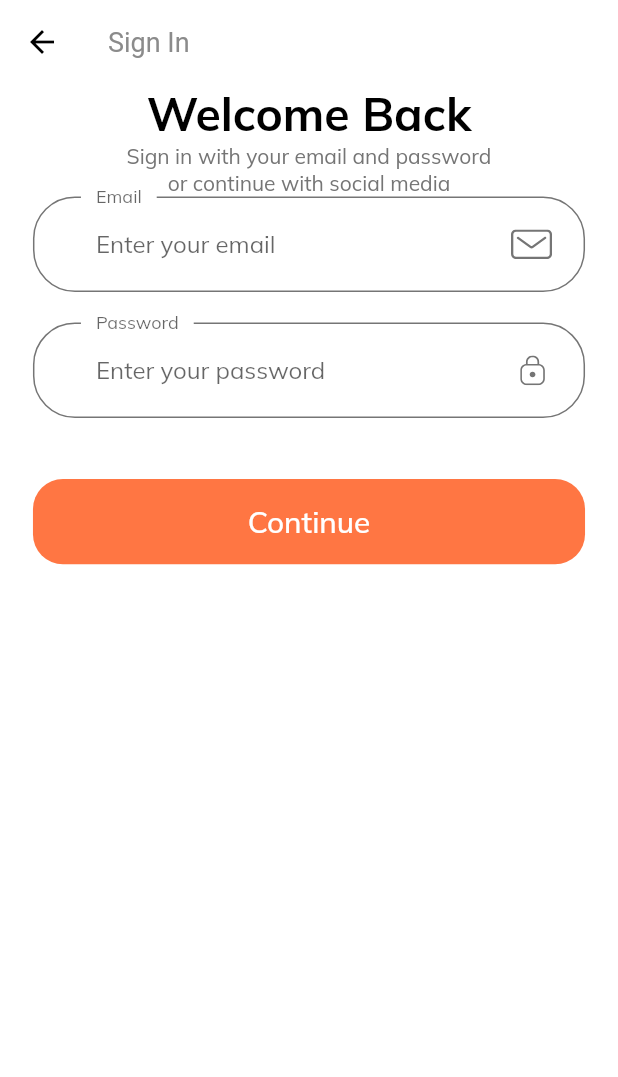
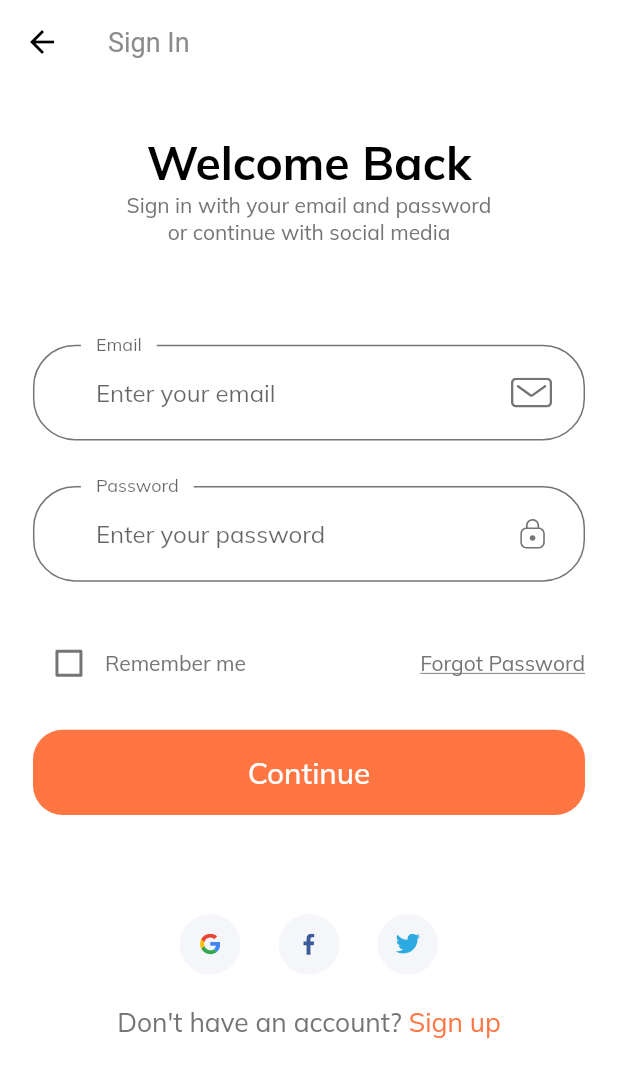
Before and after one commit to jplozada/E-commerce, a Flutter app: the screen it shows after launch, after a tap on "Continue", on a phone screen of 412 x 824 dp. Shown: the top 1077 px of the screen. Run offline on Flutter 3.47's test engine with Material 2 defaults, Android fonts, the phone set to English and light mode, and no system bars; our stand-ins replace flutter_svg.

Commit message:
Sign in screen: social icons, sign up link

```diff
--- /dev/null
+++ b/lib/components/social_card.dart
@@ -0,0 +1,30 @@
+import 'package:flutter/material.dart';
+import 'package:flutter_svg/svg.dart';
+import '../size_config.dart';
+
+class SocialCard extends StatelessWidget {
+  const SocialCard({
+    Key key,
+    this.icon,
+    this.press,
+  }) : super(key: key);
+
+  final String icon;
+  final Function press;
+
+  @override
+  Widget build(BuildContext context) {
+    return GestureDetector(
+        onTap: press,
+        child: Container(
+          margin:
+              EdgeInsets.symmetric(horizontal: getProportionateScreenWidth(10)),
+          padding: EdgeInsets.all(getProportionateScreenWidth(12)),
+          height: getProportionateScreenHeight(40),
+          width: getProportionateScreenWidth(40),
+          decoration:
+              BoxDecoration(color: Color(0xFFF5F6F9), shape: BoxShape.circle),
+          child: SvgPicture.asset(icon),
+        ));
+  }
+}
--- a/lib/screens/sign_in/components/body.dart
+++ b/lib/screens/sign_in/components/body.dart
@@ -1,6 +1,8 @@
 import 'package:e_commerce_app/components/default_button.dart';
 import 'package:e_commerce_app/components/form_error.dart';
+import 'package:e_commerce_app/components/social_card.dart';
 import 'package:e_commerce_app/constants.dart';
+import 'package:e_commerce_app/screens/sign_in/components/sign_form.dart';
 import 'package:e_commerce_app/size_config.dart';
 import 'package:flutter/material.dart';
 import 'package:flutter_svg/flutter_svg.dart';
@@ -15,8 +17,10 @@ class Body extends StatelessWidget {
             child: Padding(
                 padding: EdgeInsets.symmetric(
                     horizontal: getProportionateScreenWidth(20)),
-                child: Column(
+                child: SingleChildScrollView(
+                    child: Column(
                   children: [
+                    SizedBox(height: SizeConfig.screenHeight * 0.04),
                     Text(
                       "Welcome Back",
                       style: TextStyle(
@@ -28,118 +32,40 @@ class Body extends StatelessWidget {
                       "Sign in with your email and password  \nor continue with social media",
                       textAlign: TextAlign.center,
                     ),
-                    SignForm()
+                    SizedBox(height: SizeConfig.screenHeight * 0.08),
+                    SignForm(),
+                    SizedBox(height: SizeConfig.screenHeight * 0.08),
+                    Row(
+                      mainAxisAlignment: MainAxisAlignment.center,
+                      children: [
+                        SocialCard(
+                          icon: "assets/icons/google-icon.svg",
+                          press: () {},
+                        ),
+                        SocialCard(
+                          icon: "assets/icons/facebook-2.svg",
+                          press: () {},
+                        ),
+                        SocialCard(
+                          icon: "assets/icons/twitter.svg",
+                          press: () {},
+                        )
+                      ],
+                    ),
+                    SizedBox(height: getProportionateScreenHeight(20)),
+                    Row(
+                      mainAxisAlignment: MainAxisAlignment.center,
+                      children: [
+                        Text("Don't have an account? ",
+                            style: TextStyle(
+                                fontSize: getProportionateScreenWidth(16))),
+                        Text("Sign up",
+                            style: TextStyle(
+                                fontSize: getProportionateScreenWidth(16),
+                                color: kPrimaryColor))
+                      ],
+                    )
                   ],
-                ))));
+                )))));
   }
 }
-
-class SignForm extends StatefulWidget {
-  @override
-  _SignFormState createState() => _SignFormState();
-}
-
-class _SignFormState extends State<SignForm> {
-  final _formKey = GlobalKey<FormState>();
-  String email;
-  String password;
-  final List<String> errors = [];
-  @override
-  Widget build(BuildContext context) {
-    return Form(
-        key: _formKey,
-        child: Column(
-          children: [
-            buildEmailFormField(),
-            SizedBox(height: getProportionateScreenHeight(20)),
-            buildPasswordFormField(),
-            SizedBox(height: getProportionateScreenHeight(20)),
-            FormError(errors: errors),
-            SizedBox(height: getProportionateScreenHeight(20)),
-            DefaultButton(
-                text: "Continue",
-                press: () {
-                  if (_formKey.currentState.validate()) {
-                    _formKey.currentState.save();
-                  }
-                }),
-          ],
-        ));
-  }
-
-    TextFormField buildPasswordFormField() {
-    return TextFormField(
-      obscureText: true,
-      onSaved: (newValue) => password = newValue,
-      onChanged: (value) {
-        if (value.isNotEmpty && errors.contains(kPassNullError)) {
-          setState(() {
-            errors.remove(kPassNullError);
-          });
-        } else if (value.length >= 8 &&
-            errors.contains(kShortPassError)) {
-          setState(() {
-            errors.remove(kShortPassError);
-          });
-        }
-        return null;
-      },
-      validator: (value) {
-        if (value.isEmpty && !errors.contains(kPassNullError)) {
-          setState(() {
-            errors.add(kPassNullError);
-          });
-        } else if (value.isNotEmpty && value.length < 8 &&
-            !errors.contains(kShortPassError)) {
-          setState(() {
-            errors.add(kShortPassError);
-          });
-        }
-        return null;
-      },
-      decoration: InputDecoration(
-          labelText: "Password",
-          hintText: "Enter your password",
-          floatingLabelBehavior: FloatingLabelBehavior.always,
-          suffixIcon: CustomSuffixIcon(svgIcon: "assets/icons/Lock.svg")),
-    );
-  }
-
-  TextFormField buildEmailFormField() {
-    return TextFormField(
-      keyboardType: TextInputType.emailAddress,
-      onSaved: (newValue) => email = newValue,
-      onChanged: (value) {
-        if (value.isNotEmpty && errors.contains(kEmailNullError)) {
-          setState(() {
-            errors.remove(kEmailNullError);
-          });
-        } else if (emailValidatorRegExp.hasMatch(value) &&
-            errors.contains(kInvalidEmailError)) {
-          setState(() {
-            errors.remove(kInvalidEmailError);
-          });
-        }
-        return null;
-      },
-      validator: (value) {
-        if (value.isEmpty && !errors.contains(kEmailNullError)) {
-          setState(() {
-            errors.add(kEmailNullError);
-          });
-        } else if (value.isNotEmpty && !emailValidatorRegExp.hasMatch(value) &&
-            !errors.contains(kInvalidEmailError)) {
-          setState(() {
-            errors.add(kInvalidEmailError);
-          });
-        }
-        return null;
-      },
-      decoration: InputDecoration(
-          labelText: "Email",
-          hintText: "Enter your email",
-          floatingLabelBehavior: FloatingLabelBehavior.always,
-          suffixIcon: CustomSuffixIcon(svgIcon: "assets/icons/Mail.svg")),
-    );
-  }
-}
--- /dev/null
+++ b/lib/screens/sign_in/components/sign_form.dart
@@ -0,0 +1,134 @@
+import 'package:e_commerce_app/components/custom_suffix_icon.dart';
+import 'package:e_commerce_app/components/default_button.dart';
+import 'package:e_commerce_app/components/form_error.dart';
+import 'package:flutter/material.dart';
+import '../../../constants.dart';
+import '../../../size_config.dart';
+
+class SignForm extends StatefulWidget {
+  @override
+  _SignFormState createState() => _SignFormState();
+}
+
+class _SignFormState extends State<SignForm> {
+  final _formKey = GlobalKey<FormState>();
+  String email;
+  String password;
+  bool remember = false;
+  final List<String> errors = [];
+  @override
+  Widget build(BuildContext context) {
+    return Form(
+        key: _formKey,
+        child: Column(
+          children: [
+            buildEmailFormField(),
+            SizedBox(height: getProportionateScreenHeight(30)),
+            buildPasswordFormField(),
+            SizedBox(height: getProportionateScreenHeight(30)),
+            Row(
+              children: [
+                Checkbox(
+                    value: remember,
+                    activeColor: kPrimaryColor,
+                    onChanged: (value) {
+                      setState(() {
+                        remember = value;
+                      });
+                    }),
+                Text("Remember me"),
+                Spacer(),
+                Text("Forgot Password",
+                    style: TextStyle(decoration: TextDecoration.underline))
+              ],
+            ),
+            FormError(errors: errors),
+            SizedBox(height: getProportionateScreenHeight(20)),
+            DefaultButton(
+                text: "Continue",
+                press: () {
+                  if (_formKey.currentState.validate()) {
+                    _formKey.currentState.save();
+                  }
+                }),
+          ],
+        ));
+  }
+
+  TextFormField buildPasswordFormField() {
+    return TextFormField(
+      obscureText: true,
+      onSaved: (newValue) => password = newValue,
+      onChanged: (value) {
+        if (value.isNotEmpty && errors.contains(kPassNullError)) {
+          setState(() {
+            errors.remove(kPassNullError);
+          });
+        } else if (value.length >= 8 && errors.contains(kShortPassError)) {
+          setState(() {
+            errors.remove(kShortPassError);
+          });
+        }
+        return null;
+      },
+      validator: (value) {
+        if (value.isEmpty && !errors.contains(kPassNullError)) {
+          setState(() {
+            errors.add(kPassNullError);
+          });
+        } else if (value.isNotEmpty &&
+            value.length < 8 &&
+            !errors.contains(kShortPassError)) {
+          setState(() {
+            errors.add(kShortPassError);
+          });
+        }
+        return null;
+      },
+      decoration: InputDecoration(
+          labelText: "Password",
+          hintText: "Enter your password",
+          floatingLabelBehavior: FloatingLabelBehavior.always,
+          suffixIcon: CustomSuffixIcon(svgIcon: "assets/icons/Lock.svg")),
+    );
+  }
+
+  TextFormField buildEmailFormField() {
+    return TextFormField(
+      keyboardType: TextInputType.emailAddress,
+      onSaved: (newValue) => email = newValue,
+      onChanged: (value) {
+        if (value.isNotEmpty && errors.contains(kEmailNullError)) {
+          setState(() {
+            errors.remove(kEmailNullError);
+          });
+        } else if (emailValidatorRegExp.hasMatch(value) &&
+            errors.contains(kInvalidEmailError)) {
+          setState(() {
+            errors.remove(kInvalidEmailError);
+          });
+        }
+        return null;
+      },
+      validator: (value) {
+        if (value.isEmpty && !errors.contains(kEmailNullError)) {
+          setState(() {
+            errors.add(kEmailNullError);
+          });
+        } else if (value.isNotEmpty &&
+            !emailValidatorRegExp.hasMatch(value) &&
+            !errors.contains(kInvalidEmailError)) {
+          setState(() {
+            errors.add(kInvalidEmailError);
+          });
+        }
+        return null;
+      },
+      decoration: InputDecoration(
+          labelText: "Email",
+          hintText: "Enter your email",
+          floatingLabelBehavior: FloatingLabelBehavior.always,
+          suffixIcon: CustomSuffixIcon(svgIcon: "assets/icons/Mail.svg")),
+    );
+  }
+}
```
